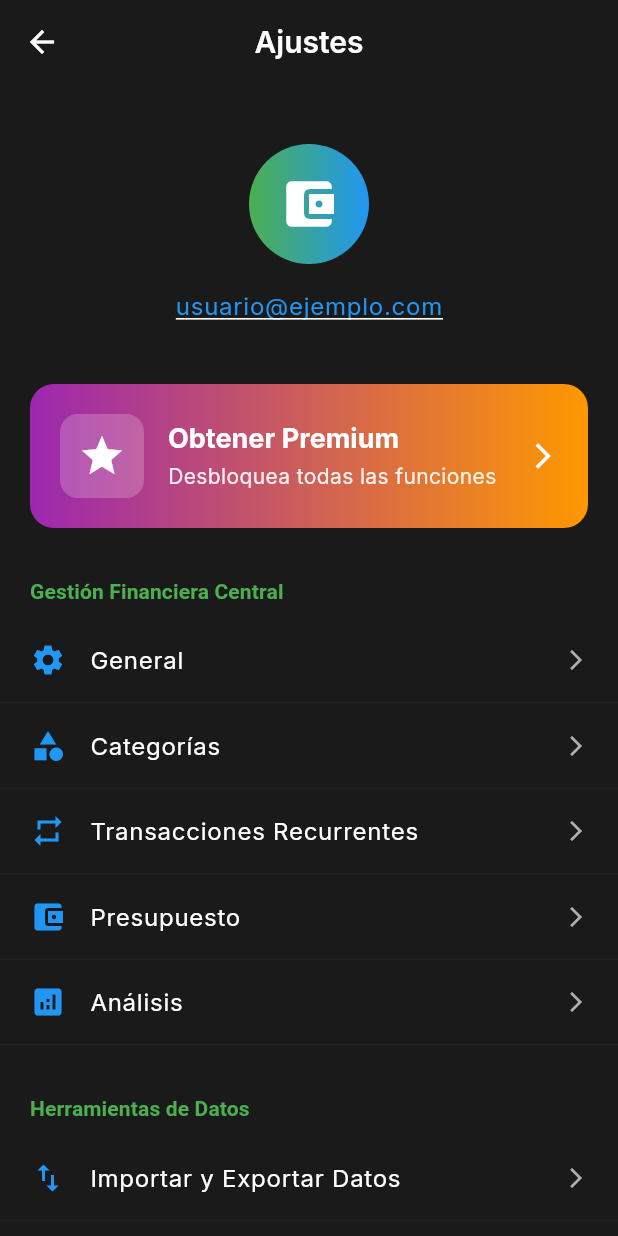
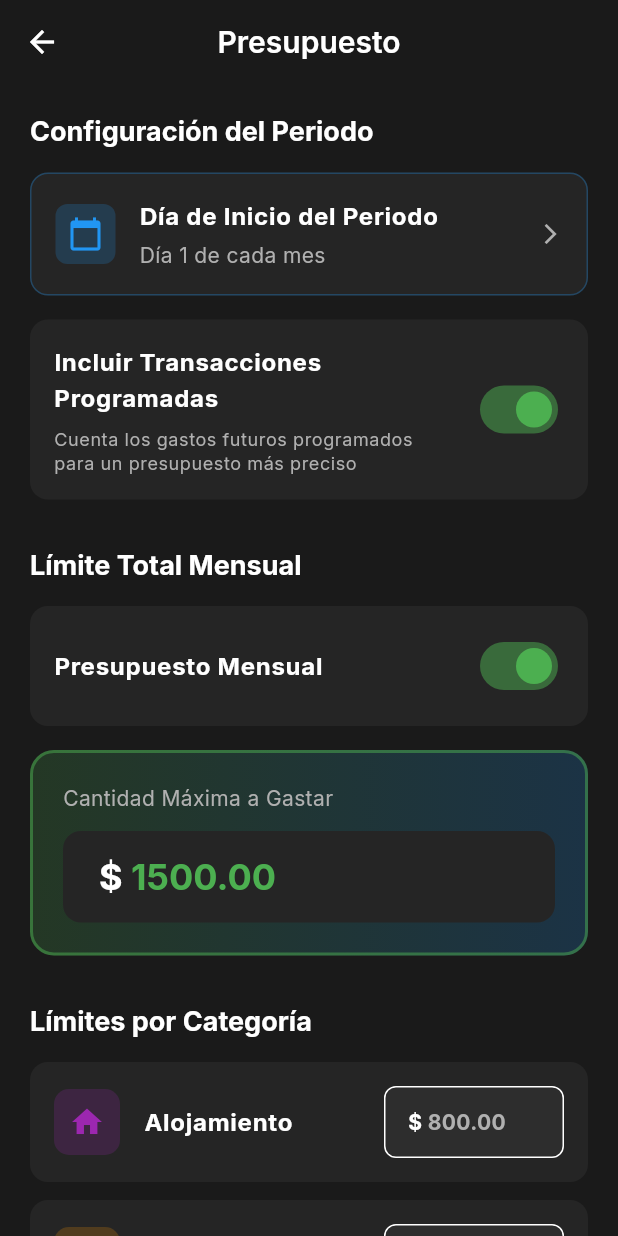
Before and after one commit to yeison1124/control-gastos-app, a Flutter app: the SettingsScreen screen opened directly, after a tap on "Presupuesto", on a phone screen of 412 x 824 dp. Run offline on Flutter 3.47's test engine with Material 3 defaults, Android fonts, the light colour scheme and no system bars; our stand-ins replace fl_chart, font_awesome_flutter, google_fonts, supabase_flutter; accounts and stored records are empty.

Commit message:
Add Budget and Limits screen with category management

```diff
--- /dev/null
+++ b/lib/screens/budget_screen.dart
@@ -0,0 +1,516 @@
+import 'package:flutter/material.dart';
+import '../config/theme.dart';
+import 'categories_screen.dart';
+
+class BudgetScreen extends StatefulWidget {
+  const BudgetScreen({super.key});
+
+  @override
+  State<BudgetScreen> createState() => _BudgetScreenState();
+}
+
+class _BudgetScreenState extends State<BudgetScreen> {
+  int _periodStartDay = 1;
+  bool _includeScheduled = true;
+  bool _monthlyBudgetEnabled = true;
+  final TextEditingController _totalBudgetController = TextEditingController(
+    text: '1500.00',
+  );
+
+  // Mock category limits
+  final Map<String, Map<String, dynamic>> _categoryLimits = {
+    'Alojamiento': {
+      'icon': Icons.home,
+      'color': Colors.purple,
+      'limit': 800.00,
+    },
+    'Supermercado': {
+      'icon': Icons.shopping_cart,
+      'color': Colors.orange,
+      'limit': 400.00,
+    },
+    'Transporte': {
+      'icon': Icons.directions_bus,
+      'color': Colors.indigo,
+      'limit': 150.00,
+    },
+    'Restaurantes': {
+      'icon': Icons.restaurant,
+      'color': Colors.red,
+      'limit': 200.00,
+    },
+    'Entretenimiento': {
+      'icon': Icons.movie,
+      'color': Colors.pink,
+      'limit': 100.00,
+    },
+    'Servicios': {'icon': Icons.build, 'color': Colors.blue, 'limit': 150.00},
+  };
+
+  @override
+  void dispose() {
+    _totalBudgetController.dispose();
+    super.dispose();
+  }
+
+  void _showDayPicker() {
+    showModalBottomSheet(
+      context: context,
+      backgroundColor: AppTheme.darkCard,
+      shape: const RoundedRectangleBorder(
+        borderRadius: BorderRadius.vertical(top: Radius.circular(20)),
+      ),
+      builder: (context) => Container(
+        padding: const EdgeInsets.all(20),
+        height: 400,
+        child: Column(
+          children: [
+            Text(
+              'Día de Inicio del Periodo',
+              style: Theme.of(
+                context,
+              ).textTheme.titleLarge?.copyWith(fontWeight: FontWeight.bold),
+            ),
+            const SizedBox(height: 20),
+            Expanded(
+              child: GridView.builder(
+                gridDelegate: const SliverGridDelegateWithFixedCrossAxisCount(
+                  crossAxisCount: 7,
+                  mainAxisSpacing: 8,
+                  crossAxisSpacing: 8,
+                ),
+                itemCount: 31,
+                itemBuilder: (context, index) {
+                  final day = index + 1;
+                  final isSelected = day == _periodStartDay;
+                  return GestureDetector(
+                    onTap: () {
+                      setState(() {
+                        _periodStartDay = day;
+                      });
+                      Navigator.pop(context);
+                    },
+                    child: Container(
+                      decoration: BoxDecoration(
+                        color: isSelected
+                            ? AppTheme.primaryGreen
+                            : AppTheme.darkCardLight,
+                        borderRadius: BorderRadius.circular(8),
+                        border: Border.all(
+                          color: isSelected
+                              ? AppTheme.primaryGreen
+                              : Colors.transparent,
+                          width: 2,
+                        ),
+                      ),
+                      child: Center(
+                        child: Text(
+                          day.toString(),
+                          style: TextStyle(
+                            color: isSelected
+                                ? Colors.white
+                                : AppTheme.textPrimary,
+                            fontWeight: isSelected
+                                ? FontWeight.bold
+                                : FontWeight.normal,
+                          ),
+                        ),
+                      ),
+                    ),
+                  );
+                },
+              ),
+            ),
+          ],
+        ),
+      ),
+    );
+  }
+
+  @override
+  Widget build(BuildContext context) {
+    return Scaffold(
+      backgroundColor: AppTheme.darkBackground,
+      appBar: AppBar(title: const Text('Presupuesto'), centerTitle: true),
+      body: SingleChildScrollView(
+        padding: const EdgeInsets.all(20),
+        child: Column(
+          crossAxisAlignment: CrossAxisAlignment.start,
+          children: [
+            // Period configuration
+            _buildSectionTitle('Configuración del Periodo'),
+            const SizedBox(height: 16),
+            _buildPeriodStartDay(),
+            const SizedBox(height: 16),
+            _buildIncludeScheduledToggle(),
+            const SizedBox(height: 32),
+
+            // Monthly budget
+            _buildSectionTitle('Límite Total Mensual'),
+            const SizedBox(height: 16),
+            _buildMonthlyBudgetToggle(),
+            if (_monthlyBudgetEnabled) ...[
+              const SizedBox(height: 16),
+              _buildTotalBudgetField(),
+            ],
+            const SizedBox(height: 32),
+
+            // Category limits
+            _buildSectionTitle('Límites por Categoría'),
+            const SizedBox(height: 16),
+            _buildCategoryLimitsList(),
+            const SizedBox(height: 16),
+            _buildNewCategoryButton(),
+            const SizedBox(height: 40),
+
+            // Save button
+            SizedBox(
+              width: double.infinity,
+              height: 56,
+              child: ElevatedButton(
+                onPressed: () {
+                  ScaffoldMessenger.of(context).showSnackBar(
+                    SnackBar(
+                      content: const Text('Configuración guardada'),
+                      backgroundColor: AppTheme.primaryGreen,
+                    ),
+                  );
+                },
+                style: ElevatedButton.styleFrom(
+                  backgroundColor: AppTheme.primaryGreen,
+                  shape: RoundedRectangleBorder(
+                    borderRadius: BorderRadius.circular(16),
+                  ),
+                ),
+                child: Text(
+                  'Guardar Configuración',
+                  style: Theme.of(context).textTheme.titleMedium?.copyWith(
+                    color: Colors.white,
+                    fontWeight: FontWeight.bold,
+                  ),
+                ),
+              ),
+            ),
+          ],
+        ),
+      ),
+    );
+  }
+
+  Widget _buildSectionTitle(String title) {
+    return Text(
+      title,
+      style: Theme.of(
+        context,
+      ).textTheme.titleLarge?.copyWith(fontWeight: FontWeight.bold),
+    );
+  }
+
+  Widget _buildPeriodStartDay() {
+    return InkWell(
+      onTap: _showDayPicker,
+      borderRadius: BorderRadius.circular(12),
+      child: Container(
+        padding: const EdgeInsets.all(16),
+        decoration: BoxDecoration(
+          color: AppTheme.darkCard,
+          borderRadius: BorderRadius.circular(12),
+          border: Border.all(color: AppTheme.primaryBlue.withOpacity(0.3)),
+        ),
+        child: Row(
+          children: [
+            Container(
+              padding: const EdgeInsets.all(8),
+              decoration: BoxDecoration(
+                color: AppTheme.primaryBlue.withOpacity(0.2),
+                borderRadius: BorderRadius.circular(8),
+              ),
+              child: Icon(
+                Icons.calendar_today,
+                color: AppTheme.primaryBlue,
+                size: 24,
+              ),
+            ),
+            const SizedBox(width: 16),
+            Expanded(
+              child: Column(
+                crossAxisAlignment: CrossAxisAlignment.start,
+                children: [
+                  Text(
+                    'Día de Inicio del Periodo',
+                    style: Theme.of(context).textTheme.bodyLarge?.copyWith(
+                      fontWeight: FontWeight.bold,
+                    ),
+                  ),
+                  const SizedBox(height: 4),
+                  Text(
+                    'Día $_periodStartDay de cada mes',
+                    style: Theme.of(context).textTheme.bodyMedium?.copyWith(
+                      color: AppTheme.textSecondary,
+                    ),
+                  ),
+                ],
+              ),
+            ),
+            Icon(
+              Icons.arrow_forward_ios,
+              color: AppTheme.textSecondary,
+              size: 16,
+            ),
+          ],
+        ),
+      ),
+    );
+  }
+
+  Widget _buildIncludeScheduledToggle() {
+    return Container(
+      padding: const EdgeInsets.all(16),
+      decoration: BoxDecoration(
+        color: AppTheme.darkCard,
+        borderRadius: BorderRadius.circular(12),
+      ),
+      child: Row(
+        children: [
+          Expanded(
+            child: Column(
+              crossAxisAlignment: CrossAxisAlignment.start,
+              children: [
+                Text(
+                  'Incluir Transacciones Programadas',
+                  style: Theme.of(
+                    context,
+                  ).textTheme.bodyLarge?.copyWith(fontWeight: FontWeight.bold),
+                ),
+                const SizedBox(height: 8),
+                Text(
+                  'Cuenta los gastos futuros programados para un presupuesto más preciso',
+                  style: Theme.of(context).textTheme.bodySmall?.copyWith(
+                    color: AppTheme.textSecondary,
+                  ),
+                ),
+              ],
+            ),
+          ),
+          const SizedBox(width: 16),
+          Switch(
+            value: _includeScheduled,
+            onChanged: (value) {
+              setState(() {
+                _includeScheduled = value;
+              });
+            },
+            activeColor: AppTheme.primaryGreen,
+          ),
+        ],
+      ),
+    );
+  }
+
+  Widget _buildMonthlyBudgetToggle() {
+    return Container(
+      padding: const EdgeInsets.all(16),
+      decoration: BoxDecoration(
+        color: AppTheme.darkCard,
+        borderRadius: BorderRadius.circular(12),
+      ),
+      child: Row(
+        children: [
+          Expanded(
+            child: Text(
+              'Presupuesto Mensual',
+              style: Theme.of(
+                context,
+              ).textTheme.bodyLarge?.copyWith(fontWeight: FontWeight.bold),
+            ),
+          ),
+          Switch(
+            value: _monthlyBudgetEnabled,
+            onChanged: (value) {
+              setState(() {
+                _monthlyBudgetEnabled = value;
+              });
+            },
+            activeColor: AppTheme.primaryGreen,
+          ),
+        ],
+      ),
+    );
+  }
+
+  Widget _buildTotalBudgetField() {
+    return Container(
+      padding: const EdgeInsets.all(20),
+      decoration: BoxDecoration(
+        gradient: LinearGradient(
+          colors: [
+            AppTheme.primaryGreen.withOpacity(0.2),
+            AppTheme.primaryBlue.withOpacity(0.2),
+          ],
+        ),
+        borderRadius: BorderRadius.circular(16),
+        border: Border.all(
+          color: AppTheme.primaryGreen.withOpacity(0.5),
+          width: 2,
+        ),
+      ),
+      child: Column(
+        crossAxisAlignment: CrossAxisAlignment.start,
+        children: [
+          Text(
+            'Cantidad Máxima a Gastar',
+            style: Theme.of(
+              context,
+            ).textTheme.bodyMedium?.copyWith(color: AppTheme.textSecondary),
+          ),
+          const SizedBox(height: 12),
+          TextField(
+            controller: _totalBudgetController,
+            keyboardType: TextInputType.number,
+            decoration: InputDecoration(
+              prefixText: '\$ ',
+              border: OutlineInputBorder(
+                borderRadius: BorderRadius.circular(12),
+                borderSide: BorderSide.none,
+              ),
+              filled: true,
+              fillColor: AppTheme.darkCard,
+              contentPadding: const EdgeInsets.symmetric(
+                horizontal: 20,
+                vertical: 16,
+              ),
+            ),
+            style: Theme.of(context).textTheme.displaySmall?.copyWith(
+              fontWeight: FontWeight.bold,
+              color: AppTheme.primaryGreen,
+            ),
+          ),
+        ],
+      ),
+    );
+  }
+
+  Widget _buildCategoryLimitsList() {
+    return Column(
+      children: _categoryLimits.entries.map((entry) {
+        final categoryName = entry.key;
+        final categoryData = entry.value;
+        return _buildCategoryLimitItem(
+          categoryName,
+          categoryData['icon'],
+          categoryData['color'],
+          categoryData['limit'],
+        );
+      }).toList(),
+    );
+  }
+
+  Widget _buildCategoryLimitItem(
+    String name,
+    IconData icon,
+    Color color,
+    double limit,
+  ) {
+    return Container(
+      margin: const EdgeInsets.only(bottom: 12),
+      padding: const EdgeInsets.all(16),
+      decoration: BoxDecoration(
+        color: AppTheme.darkCard,
+        borderRadius: BorderRadius.circular(12),
+      ),
+      child: Row(
+        children: [
+          // Icon
+          Container(
+            padding: const EdgeInsets.all(10),
+            decoration: BoxDecoration(
+              color: color.withOpacity(0.2),
+              borderRadius: BorderRadius.circular(10),
+            ),
+            child: Icon(icon, color: color, size: 24),
+          ),
+          const SizedBox(width: 16),
+
+          // Name
+          Expanded(
+            child: Text(
+              name,
+              style: Theme.of(
+                context,
+              ).textTheme.bodyLarge?.copyWith(fontWeight: FontWeight.bold),
+            ),
+          ),
+
+          // Limit input
+          SizedBox(
+            width: 120,
+            child: TextField(
+              keyboardType: TextInputType.number,
+              decoration: InputDecoration(
+                prefixText: '\$ ',
+                border: OutlineInputBorder(
+                  borderRadius: BorderRadius.circular(8),
+                ),
+                contentPadding: const EdgeInsets.symmetric(
+                  horizontal: 12,
+                  vertical: 8,
+                ),
+                filled: true,
+                fillColor: AppTheme.darkCardLight,
+              ),
+              controller: TextEditingController(text: limit.toStringAsFixed(2)),
+              style: Theme.of(
+                context,
+              ).textTheme.bodyMedium?.copyWith(fontWeight: FontWeight.bold),
+            ),
+          ),
+        ],
+      ),
+    );
+  }
+
+  Widget _buildNewCategoryButton() {
+    return InkWell(
+      onTap: () {
+        Navigator.push(
+          context,
+          MaterialPageRoute(builder: (context) => const NewCategoryScreen()),
+        );
+      },
+      borderRadius: BorderRadius.circular(12),
+      child: Container(
+        padding: const EdgeInsets.all(16),
+        decoration: BoxDecoration(
+          color: AppTheme.darkCard,
+          borderRadius: BorderRadius.circular(12),
+          border: Border.all(
+            color: AppTheme.primaryGreen.withOpacity(0.5),
+            width: 2,
+            style: BorderStyle.solid,
+          ),
+        ),
+        child: Row(
+          mainAxisAlignment: MainAxisAlignment.center,
+          children: [
+            Container(
+              padding: const EdgeInsets.all(8),
+              decoration: BoxDecoration(
+                color: AppTheme.primaryGreen.withOpacity(0.2),
+                shape: BoxShape.circle,
+              ),
+              child: Icon(Icons.add, color: AppTheme.primaryGreen, size: 24),
+            ),
+            const SizedBox(width: 12),
+            Text(
+              'Nueva Categoría',
+              style: Theme.of(context).textTheme.titleMedium?.copyWith(
+                color: AppTheme.primaryGreen,
+                fontWeight: FontWeight.bold,
+              ),
+            ),
+          ],
+        ),
+      ),
+    );
+  }
+}
--- a/lib/screens/settings_screen.dart
+++ b/lib/screens/settings_screen.dart
@@ -5,6 +5,7 @@ import '../config/theme.dart';
 import 'premium_screen.dart';
 import 'categories_screen.dart';
 import 'recurring_transactions_screen.dart';
+import 'budget_screen.dart';
 
 class SettingsScreen extends StatefulWidget {
   const SettingsScreen({super.key});
@@ -66,7 +67,12 @@ class _SettingsScreenState extends State<SettingsScreen> {
           _buildListItem(
             icon: Icons.account_balance_wallet,
             title: 'Presupuesto',
-            onTap: () {},
+            onTap: () {
+              Navigator.push(
+                context,
+                MaterialPageRoute(builder: (context) => const BudgetScreen()),
+              );
+            },
           ),
           _buildListItem(
             icon: Icons.analytics,
```
